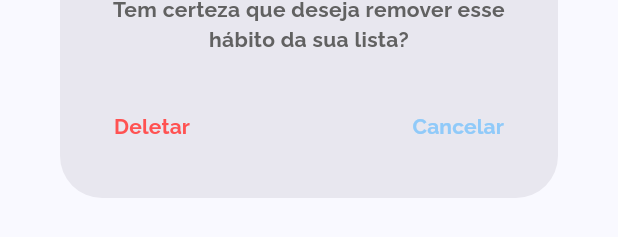
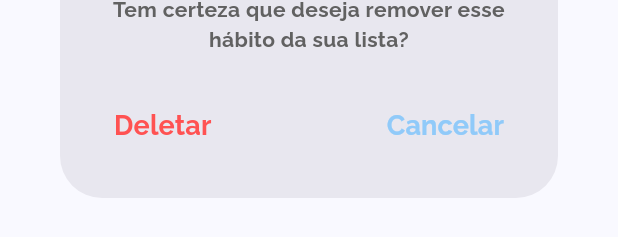
Before and after one commit to FroJhoDev/FlutterSimpleHabit, a Flutter app: the HomeDialogRemoveHabitComponent widget shown alone on an empty page, opened directly, on a phone screen of 412 x 824 dp. Shown: the part 747-984 px from the top of the screen. Run offline on Flutter 3.47's test engine with Material 3 defaults, Android fonts, the phone set to English and light mode, and no system bars; our stand-ins replace bloc, equatable, flutter_heatmap_calendar, lottie, material_design_icons_flutter.

Commit message:
style: use text button class to typography

```diff
--- a/lib/app/features/habits/presentation/pages/home/components/home_dialog_new_habit_component.dart
+++ b/lib/app/features/habits/presentation/pages/home/components/home_dialog_new_habit_component.dart
@@ -45,14 +45,13 @@ class HomeDialogNewHabitComponent extends StatelessWidget {
             onPressed: () => Navigator.pop(context),
             child: Text(
               'Cancelar',
-              style: AppTypography.textButton()
-                  .copyWith(color: Colors.blue.shade200),
+              style: AppTypography.textButton().copyWith(color: Colors.blue.shade200, fontWeight: FontWeight.bold),
             )),
         TextButton(
           onPressed: () {},
           child: Text(
             'Salvar',
-            style: AppTypography.textButton().copyWith(color: Colors.orange),
+            style: AppTypography.textButton().copyWith(color: Colors.orange, fontWeight: FontWeight.bold),
           ),
         ),
       ],
--- a/lib/app/features/habits/presentation/pages/home/components/home_dialog_remove_habit_component.dart
+++ b/lib/app/features/habits/presentation/pages/home/components/home_dialog_remove_habit_component.dart
@@ -2,6 +2,7 @@ import 'package:lottie/lottie.dart';
 import 'package:flutter/material.dart';
 
 import '../../../../../../core/assets/app_animations.dart';
+import '../../../../../../core/styles/app_typography.dart';
 
 class HomeDialogRemoveHabitComponent extends StatelessWidget {
   const HomeDialogRemoveHabitComponent({super.key});
@@ -15,10 +16,7 @@ class HomeDialogRemoveHabitComponent extends StatelessWidget {
           Lottie.asset(AppAnimations.removeAnimated, animate: false),
           Text(
             'Tem certeza que deseja remover esse hábito da sua lista?',
-            style: TextStyle(
-                fontSize: 14.0,
-                color: Colors.grey.shade700,
-                fontWeight: FontWeight.bold),
+            style: AppTypography.description(),
             textAlign: TextAlign.center,
           ),
         ],
@@ -27,18 +25,17 @@ class HomeDialogRemoveHabitComponent extends StatelessWidget {
       actions: [
         TextButton(
           onPressed: () {},
-          child: const Text(
+          child: Text(
             'Deletar',
             style:
-                TextStyle(color: Colors.redAccent, fontWeight: FontWeight.bold),
+                AppTypography.textButton().copyWith(color: Colors.redAccent, fontWeight: FontWeight.bold),
           ),
         ),
         TextButton(
             onPressed: () => Navigator.pop(context),
             child: Text(
               'Cancelar',
-              style: TextStyle(
-                  color: Colors.blue.shade200, fontWeight: FontWeight.bold),
+              style: AppTypography.textButton().copyWith(color: Colors.blue.shade200, fontWeight: FontWeight.bold),
             )),
       ],
     );
```
